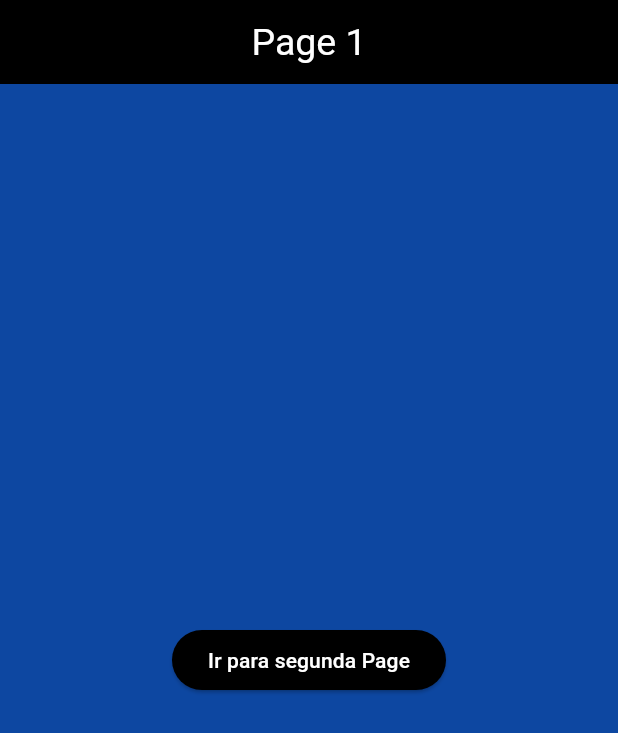
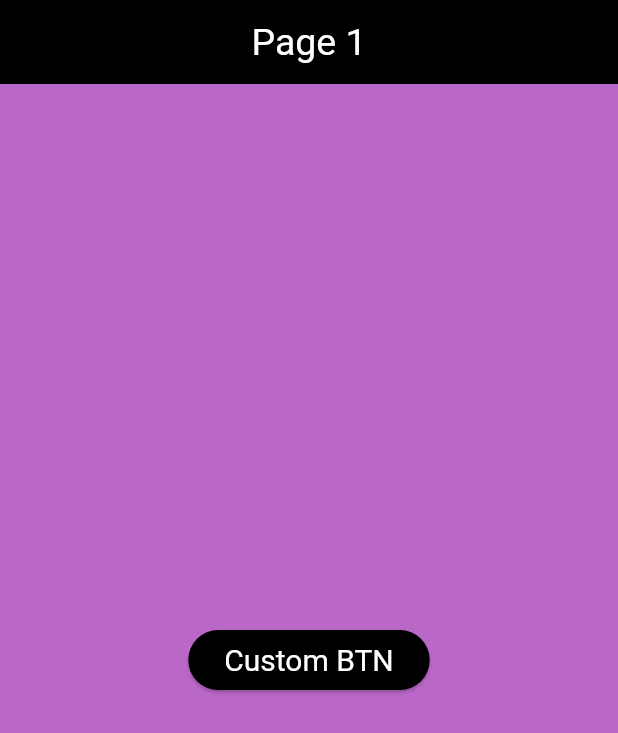
Before and after one commit to ViniciusAlpino/Flutter, a Flutter app: the screen it shows after launch, on a phone screen of 412 x 824 dp. Shown: the top 733 px of the screen. Run offline on Flutter 3.47's test engine with Material 3 defaults, Android fonts, the phone set to English and light mode, and no system bars.

Commit message:
Button Custom

```diff
--- /dev/null
+++ b/flutter_aula_10/flutter_application_10/lib/custom_button_widget.dart
@@ -0,0 +1,44 @@
+import 'package:flutter/material.dart';
+
+class CustomButtonWidget extends StatelessWidget {
+  final VoidCallback onPressed;
+  final String title;
+  final double? titleSize;
+  final bool disabled;
+  const CustomButtonWidget({
+    super.key,
+    required this.onPressed,
+    required this.title,
+    required this.disabled,
+    required this.titleSize,
+  });
+
+  @override
+  Widget build(BuildContext context) {
+    return ElevatedButton(
+      onPressed: disabled ? null : onPressed,
+      child: Text(title),
+      style: ButtonStyle(
+        textStyle: WidgetStateProperty.resolveWith((states) {
+          if(states.contains(WidgetState.pressed))
+          return TextStyle(
+            fontSize: titleSize != null? titleSize! *2 : 28,);
+            return TextStyle(fontSize: titleSize);
+        }),
+        foregroundColor: WidgetStateProperty.resolveWith<Color>((state) {
+          return Colors.white;
+        }),
+        backgroundColor: WidgetStateProperty.resolveWith<Color>((state) {
+          if (state.contains(WidgetState.disabled)) return Colors.red;
+          if (state.contains(WidgetState.pressed)) return Colors.green;
+          return Colors.black;
+        }),
+        shape: WidgetStateProperty.all(
+          RoundedRectangleBorder(
+            borderRadius: BorderRadiusGeometry.circular(30),
+          )
+        ),
+      ),
+    );
+  }
+}
--- a/flutter_aula_10/flutter_application_10/lib/one_page.dart
+++ b/flutter_aula_10/flutter_application_10/lib/one_page.dart
@@ -1,4 +1,5 @@
 import 'package:flutter/material.dart';
+import 'package:flutter_application_10/custom_button_widget.dart';
 
 class OnePage extends StatelessWidget {
   const OnePage({super.key});
@@ -11,21 +12,15 @@ class OnePage extends StatelessWidget {
         title: Text('Page 1'),
         titleTextStyle: TextStyle(color: Colors.white, fontSize: 25),
       ),
-      backgroundColor: Colors.blue.shade900,
+      backgroundColor: Colors.purple.shade300,
       body: Center(
-        child: ElevatedButton(
-          onPressed: () {
-            Navigator.of(context)
-                .pushReplacementNamed('/twopage', arguments: '123')
-                .then((value) => print(value));
-          },
-          style: ElevatedButton.styleFrom(
-            backgroundColor: Colors.black,
-            foregroundColor: Colors.white,
+        child: CustomButtonWidget(
+          disabled: false,
+          onPressed: () {},
+          title: 'Custom BTN',
+          titleSize: 20,
           ),
-          child: Text('Ir para segunda Page'),
         ),
-      ),
-    );
+      );
   }
 }
```
